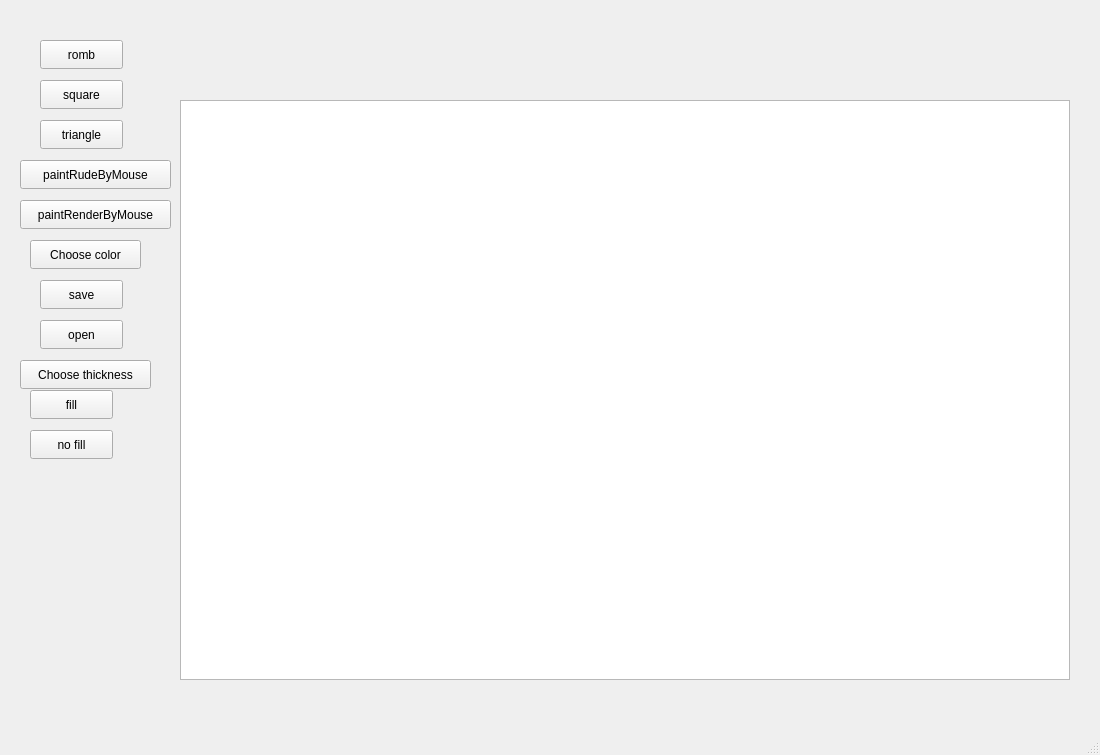
First picture: the form in GraphicEditor/mainwindow.ui, repository AngelaWinner/Educational-practice, before the edit.
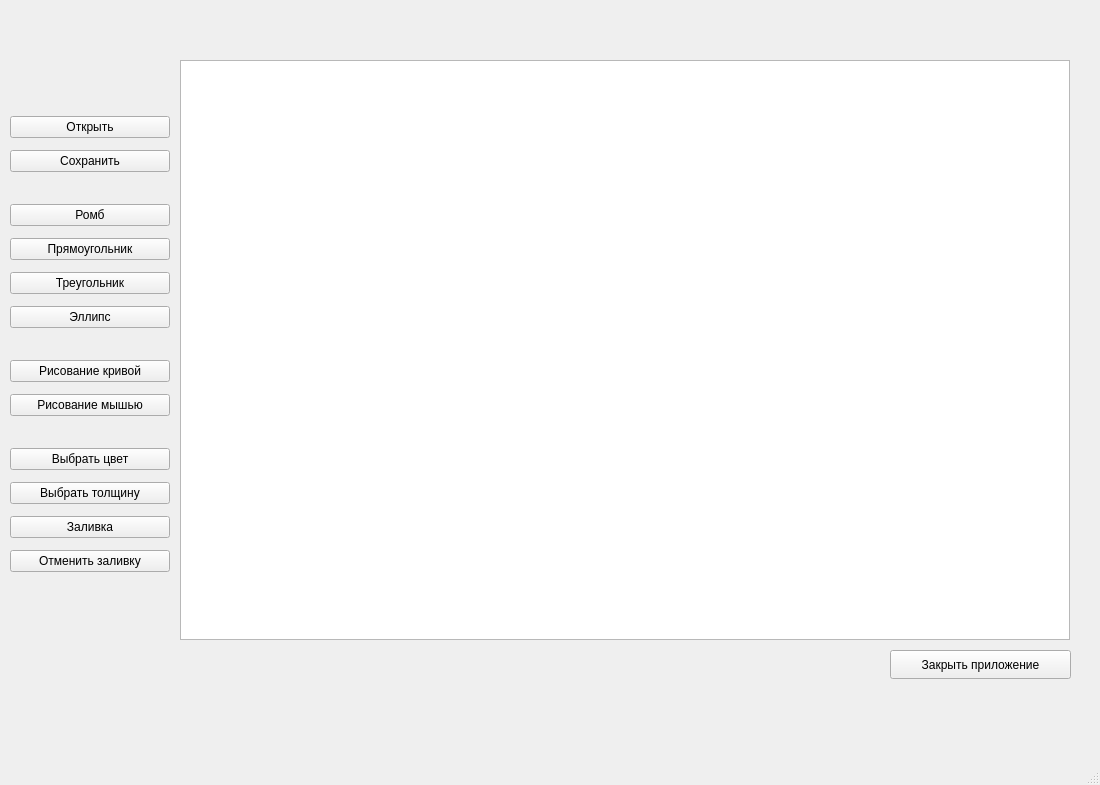
Second picture: the form after the edit.

Commit message: Создан объект эллипс, меню, выполнена работа с QIcon, QAction, созданы меню, тулбар, статусбар. В процессе работа с бинарными файлами и написание отчета.

Patch:
```diff
--- a/GraphicEditor/mainwindow.ui
+++ b/GraphicEditor/mainwindow.ui
@@ -7,7 +7,7 @@
     <x>0</x>
     <y>0</y>
     <width>1100</width>
-    <height>755</height>
+    <height>785</height>
    </rect>
   </property>
   <property name="windowTitle">
@@ -18,154 +18,159 @@
     <property name="geometry">
      <rect>
       <x>180</x>
-      <y>100</y>
+      <y>60</y>
       <width>890</width>
       <height>580</height>
      </rect>
     </property>
    </widget>
-   <widget class="QPushButton" name="squareButton">
+   <widget class="QPushButton" name="exitButton">
     <property name="geometry">
      <rect>
-      <x>40</x>
-      <y>80</y>
-      <width>83</width>
+      <x>890</x>
+      <y>650</y>
+      <width>181</width>
       <height>29</height>
      </rect>
     </property>
     <property name="text">
-     <string>square</string>
+     <string>Закрыть приложение</string>
     </property>
    </widget>
-   <widget class="QPushButton" name="triangleButton">
+   <widget class="QWidget" name="verticalLayoutWidget">
     <property name="geometry">
      <rect>
-      <x>40</x>
-      <y>120</y>
-      <width>83</width>
-      <height>29</height>
+      <x>10</x>
+      <y>110</y>
+      <width>160</width>
+      <height>471</height>
      </rect>
     </property>
-    <property name="text">
-     <string>triangle</string>
-    </property>
-   </widget>
-   <widget class="QPushButton" name="paintRudeByMouseButton">
-    <property name="geometry">
-     <rect>
-      <x>20</x>
-      <y>160</y>
-      <width>151</width>
-      <height>29</height>
-     </rect>
-    </property>
-    <property name="text">
-     <string>paintRudeByMouse</string>
-    </property>
-   </widget>
-   <widget class="QPushButton" name="paintRenderByMouseButton">
-    <property name="geometry">
-     <rect>
-      <x>20</x>
-      <y>200</y>
-      <width>151</width>
-      <height>29</height>
-     </rect>
-    </property>
-    <property name="text">
-     <string>paintRenderByMouse</string>
-    </property>
-   </widget>
-   <widget class="QPushButton" name="chooseColorButton">
-    <property name="geometry">
-     <rect>
-      <x>30</x>
-      <y>240</y>
-      <width>111</width>
-      <height>29</height>
-     </rect>
-    </property>
-    <property name="text">
-     <string>Choose color</string>
-    </property>
-   </widget>
-   <widget class="QPushButton" name="saveButton">
-    <property name="geometry">
-     <rect>
-      <x>40</x>
-      <y>280</y>
-      <width>83</width>
-      <height>29</height>
-     </rect>
-    </property>
-    <property name="text">
-     <string>save</string>
-    </property>
-   </widget>
-   <widget class="QPushButton" name="openButton">
-    <property name="geometry">
-     <rect>
-      <x>40</x>
-      <y>320</y>
-      <width>83</width>
-      <height>29</height>
-     </rect>
-    </property>
-    <property name="text">
-     <string>open</string>
-    </property>
-   </widget>
-   <widget class="QPushButton" name="chooseThicknessButton">
-    <property name="geometry">
-     <rect>
-      <x>20</x>
-      <y>360</y>
-      <width>131</width>
-      <height>29</height>
-     </rect>
-    </property>
-    <property name="text">
-     <string>Choose thickness</string>
-    </property>
-   </widget>
-   <widget class="QPushButton" name="rombButton">
-    <property name="geometry">
-     <rect>
-      <x>40</x>
-      <y>40</y>
-      <width>83</width>
-      <height>29</height>
-     </rect>
-    </property>
-    <property name="text">
-     <string>romb</string>
-    </property>
-   </widget>
-   <widget class="QPushButton" name="fillButton">
-    <property name="geometry">
-     <rect>
-      <x>30</x>
-      <y>390</y>
-      <width>83</width>
-      <height>29</height>
-     </rect>
-    </property>
-    <property name="text">
-     <string>fill</string>
-    </property>
-   </widget>
-   <widget class="QPushButton" name="noFillButton">
-    <property name="geometry">
-     <rect>
-      <x>30</x>
-      <y>430</y>
-      <width>83</width>
-      <height>29</height>
-     </rect>
-    </property>
-    <property name="text">
-     <string>no fill</string>
-    </property>
+    <layout class="QVBoxLayout" name="verticalLayout">
+     <item>
+      <widget class="QPushButton" name="openButton">
+       <property name="text">
+        <string>Открыть</string>
+       </property>
+      </widget>
+     </item>
+     <item>
+      <widget class="QPushButton" name="saveButton">
+       <property name="text">
+        <string>Сохранить</string>
+       </property>
+      </widget>
+     </item>
+     <item>
+      <spacer name="horizontalSpacer">
+       <property name="orientation">
+        <enum>Qt::Orientation::Horizontal</enum>
+       </property>
+       <property name="sizeHint" stdset="0">
+        <size>
+         <width>40</width>
+         <height>20</height>
+        </size>
+       </property>
+      </spacer>
+     </item>
+     <item>
+      <widget class="QPushButton" name="rombButton">
+       <property name="text">
+        <string>Ромб</string>
+       </property>
+      </widget>
+     </item>
+     <item>
+      <widget class="QPushButton" name="squareButton">
+       <property name="text">
+        <string>Прямоугольник</string>
+       </property>
+      </widget>
+     </item>
+     <item>
+      <widget class="QPushButton" name="triangleButton">
+       <property name="text">
+        <string>Треугольник</string>
+       </property>
+      </widget>
+     </item>
+     <item>
+      <widget class="QPushButton" name="ellipseButton">
+       <property name="text">
+        <string>Эллипс</string>
+       </property>
+      </widget>
+     </item>
+     <item>
+      <spacer name="horizontalSpacer_2">
+       <property name="orientation">
+        <enum>Qt::Orientation::Horizontal</enum>
+       </property>
+       <property name="sizeHint" stdset="0">
+        <size>
+         <width>40</width>
+         <height>20</height>
+        </size>
+       </property>
+      </spacer>
+     </item>
+     <item>
+      <widget class="QPushButton" name="paintRudeByMouseButton">
+       <property name="text">
+        <string>Рисование кривой</string>
+       </property>
+      </widget>
+     </item>
+     <item>
+      <widget class="QPushButton" name="paintRenderByMouseButton">
+       <property name="text">
+        <string>Рисование мышью</string>
+       </property>
+      </widget>
+     </item>
+     <item>
+      <spacer name="horizontalSpacer_3">
+       <property name="orientation">
+        <enum>Qt::Orientation::Horizontal</enum>
+       </property>
+       <property name="sizeHint" stdset="0">
+        <size>
+         <width>40</width>
+         <height>20</height>
+        </size>
+       </property>
+      </spacer>
+     </item>
+     <item>
+      <widget class="QPushButton" name="chooseColorButton">
+       <property name="text">
+        <string>Выбрать цвет</string>
+       </property>
+      </widget>
+     </item>
+     <item>
+      <widget class="QPushButton" name="chooseThicknessButton">
+       <property name="text">
+        <string>Выбрать толщину</string>
+       </property>
+      </widget>
+     </item>
+     <item>
+      <widget class="QPushButton" name="fillButton">
+       <property name="text">
+        <string>Заливка</string>
+       </property>
+      </widget>
+     </item>
+     <item>
+      <widget class="QPushButton" name="noFillButton">
+       <property name="text">
+        <string>Отменить заливку</string>
+       </property>
+      </widget>
+     </item>
+    </layout>
    </widget>
   </widget>
   <widget class="QMenuBar" name="menubar">
```
The commit also changes 31 other files.
